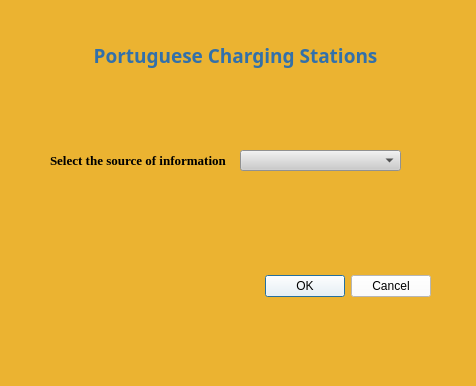
Above: portuguese_charging_station/portuguese_charging_station_dialog_base.ui from beatrizcepa26/SIG-2021 before the change. Below: the same form after it.
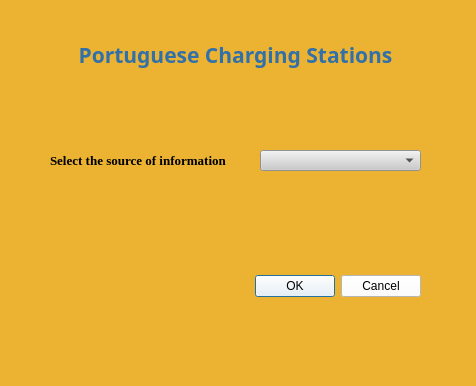
That is the form after the change.

The edit to the form file:
```diff
--- a/portuguese_charging_station/portuguese_charging_station_dialog_base.ui
+++ b/portuguese_charging_station/portuguese_charging_station_dialog_base.ui
@@ -40,9 +40,9 @@
   <widget class="QDialogButtonBox" name="button_box">
    <property name="geometry">
     <rect>
-     <x>90</x>
+     <x>40</x>
      <y>270</y>
-     <width>341</width>
+     <width>381</width>
      <height>32</height>
     </rect>
    </property>
@@ -67,7 +67,7 @@
   <widget class="QComboBox" name="comboBox">
    <property name="geometry">
     <rect>
-     <x>240</x>
+     <x>260</x>
      <y>150</y>
      <width>161</width>
      <height>21</height>
@@ -83,7 +83,7 @@
     <rect>
      <x>50</x>
      <y>150</y>
-     <width>181</width>
+     <width>191</width>
      <height>21</height>
     </rect>
    </property>
@@ -102,9 +102,9 @@
   <widget class="QLabel" name="label_2">
    <property name="geometry">
     <rect>
-     <x>80</x>
+     <x>50</x>
      <y>40</y>
-     <width>311</width>
+     <width>371</width>
      <height>31</height>
     </rect>
    </property>
@@ -117,7 +117,7 @@
     </font>
    </property>
    <property name="text">
-    <string>&lt;html&gt;&lt;head/&gt;&lt;body&gt;&lt;p align=&quot;center&quot;&gt;&lt;span style=&quot; color:#3270aa;&quot;&gt;Portuguese Charging Stations&lt;/span&gt;&lt;/p&gt;&lt;/body&gt;&lt;/html&gt;</string>
+    <string>&lt;html&gt;&lt;head/&gt;&lt;body&gt;&lt;p align=&quot;center&quot;&gt;&lt;span style=&quot; font-size:16pt; color:#3270aa;&quot;&gt;Portuguese Charging Stations&lt;/span&gt;&lt;/p&gt;&lt;/body&gt;&lt;/html&gt;</string>
    </property>
   </widget>
  </widget>
```
